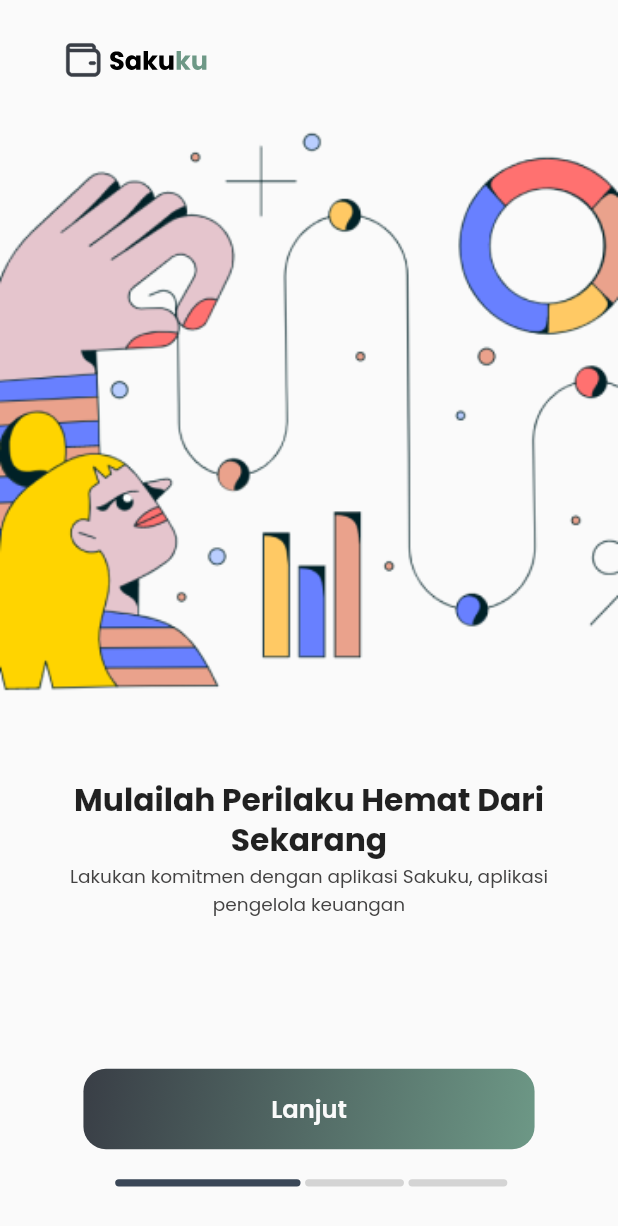
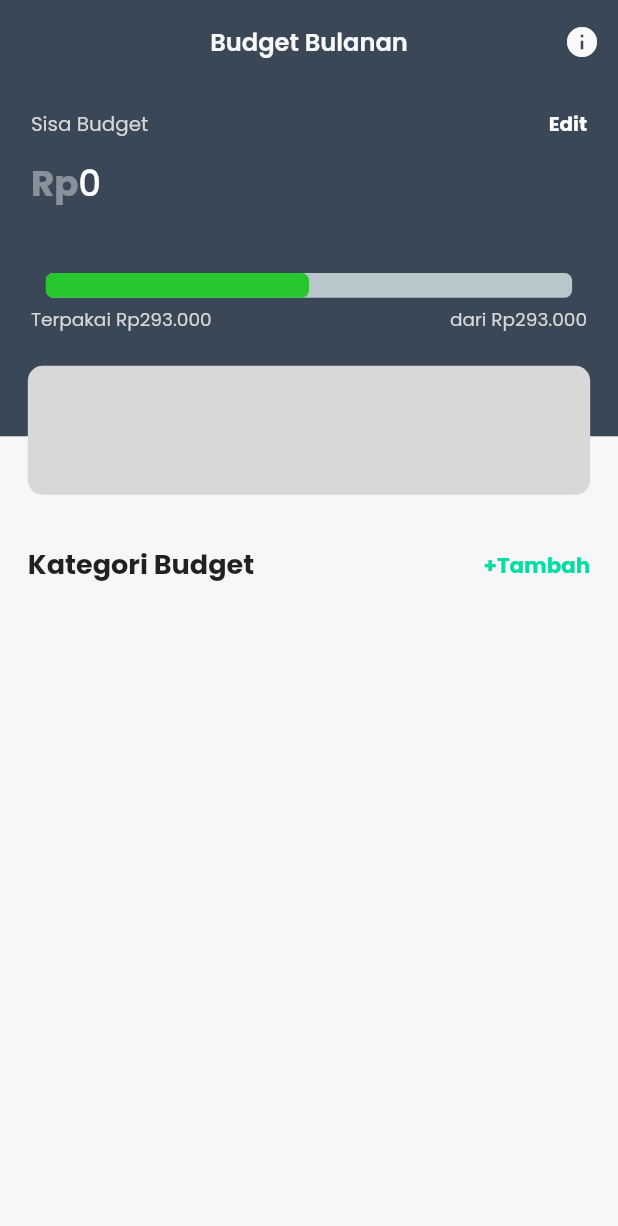
Before and after one commit to RadyaHarbani/Sakuku-App, a Flutter app: the screen it shows after launch, on a phone screen of 412 x 824 dp. Shown: the top 1226 px of the screen. Run offline on Flutter 3.47's test engine with Material 2 defaults, Android fonts, the phone set to English and light mode, and no system bars; drawn by our look-alikes of percent_indicator; our stand-ins replace firebase_auth, firebase_core, flutter_svg, get, google_fonts, google_sign_in; accounts and stored records are empty.

Commit message:
feat [RS] : add budget page

```diff
--- a/lib/app/pages/add_target_page/views/add_target_first_page_view.dart
+++ b/lib/app/pages/add_target_page/views/add_target_first_page_view.dart
@@ -65,7 +65,11 @@ class AddTargetFirstPageView extends GetView<AddTargetsPageController> {
                 width: sizeWidth,
                 child: Column(
                   children: [
-                    Image.asset(footerTarget, width: sizeWidth),
+                    Image.asset(
+                      footerTarget,
+                      width: sizeWidth,
+                      fit: BoxFit.fill,
+                    ),
                     Container(
                       width: sizeWidth,
                       child: LinearPercentIndicator(
--- a/lib/app/pages/add_target_page/views/add_target_fourth_page_view.dart
+++ b/lib/app/pages/add_target_page/views/add_target_fourth_page_view.dart
@@ -66,7 +66,11 @@ class AddTargetFourthPageView extends StatelessWidget {
               width: sizeWidth,
               child: Column(
                 children: [
-                  Image.asset(footerTarget, width: sizeWidth),
+                  Image.asset(
+                    footerTarget,
+                    width: sizeWidth,
+                    fit: BoxFit.fill,
+                  ),
                   Container(
                     width: sizeWidth,
                     child: LinearPercentIndicator(
--- a/lib/app/pages/add_target_page/views/add_target_second_page_view.dart
+++ b/lib/app/pages/add_target_page/views/add_target_second_page_view.dart
@@ -69,7 +69,11 @@ class AddTargetSecondPageView extends StatelessWidget {
               width: sizeWidth,
               child: Column(
                 children: [
-                  Image.asset(footerTarget, width: sizeWidth),
+                  Image.asset(
+                    footerTarget,
+                    width: sizeWidth,
+                    fit: BoxFit.fill,
+                  ),
                   Container(
                     width: sizeWidth,
                     child: LinearPercentIndicator(
--- a/lib/app/pages/add_target_page/views/add_target_third_page_view.dart
+++ b/lib/app/pages/add_target_page/views/add_target_third_page_view.dart
@@ -69,7 +69,11 @@ class AddTargetThirdPageView extends StatelessWidget {
               width: sizeWidth,
               child: Column(
                 children: [
-                  Image.asset(footerTarget, width: sizeWidth),
+                  Image.asset(
+                    footerTarget,
+                    width: sizeWidth,
+                    fit: BoxFit.fill,
+                  ),
                   Container(
                     width: sizeWidth,
                     child: LinearPercentIndicator(
--- /dev/null
+++ b/lib/app/pages/budget_page.dart/bindings/budget_page_binding.dart
@@ -0,0 +1,11 @@
+import 'package:get/get.dart';
+import 'package:sakuku_app/app/pages/budget_page.dart/controllers/budget_page_controller.dart';
+
+class BudgetPageBinding extends Bindings {
+  @override
+  void dependencies() {
+    Get.lazyPut<BudgetPageController>(
+      () => BudgetPageController(),
+    );
+  }
+}
--- /dev/null
+++ b/lib/app/pages/budget_page.dart/controllers/budget_page_controller.dart
@@ -0,0 +1,5 @@
+import 'package:get/get.dart';
+
+class BudgetPageController extends GetxController{
+
+}
--- /dev/null
+++ b/lib/app/pages/budget_page.dart/views/budget_page_view.dart
@@ -0,0 +1,117 @@
+import 'package:flutter/material.dart';
+import 'package:percent_indicator/linear_percent_indicator.dart';
+import 'package:sakuku_app/helpers/themes/color_themes.dart';
+import 'package:sakuku_app/helpers/themes/default_themes.dart';
+import 'package:sakuku_app/helpers/themes/text_style_themes/budget_page_themes.dart';
+
+class BudgetPageView extends StatelessWidget {
+  const BudgetPageView({super.key});
+
+  @override
+  Widget build(BuildContext context) {
+    return Scaffold(
+        backgroundColor: primaryColor,
+        appBar: AppBar(
+          elevation: 0,
+          backgroundColor: primaryColor,
+          centerTitle: true,
+          title: Text("Budget Bulanan", style: appbarTextBudgetPage),
+          actions: [
+            IconButton(
+              onPressed: () {},
+              icon: Icon(
+                Icons.info,
+                size: 24,
+                color: primaryTextColorWhite,
+              ),
+            )
+          ],
+        ),
+        body: SingleChildScrollView(
+          child: Column(
+            children: [
+              Padding(
+                padding: EdgeInsets.symmetric(
+                    vertical: sizeHeight * 0.02, horizontal: sizeWidth * 0.05),
+                child: Column(
+                  children: [
+                    Row(
+                      mainAxisAlignment: MainAxisAlignment.spaceBetween,
+                      children: [
+                        Text('Sisa Budget', style: textBudgetPage),
+                        Text('Edit', style: editChipBudgetPage)
+                      ],
+                    ),
+                    Container(
+                      margin: EdgeInsets.only(
+                          top: sizeHeight * 0.015, bottom: sizeHeight * 0.05),
+                      child: Row(
+                        children: [
+                          Text('Rp', style: moneyBudgetPage(false, false)),
+                          Text('0', style: moneyBudgetPage(true, true))
+                        ],
+                      ),
+                    ),
+                    Container(
+                      width: sizeWidth,
+                      margin: EdgeInsets.only(bottom: sizeHeight * 0.006),
+                      child: LinearPercentIndicator(
+                        lineHeight: sizeHeight * 0.02,
+                        barRadius: Radius.circular(5),
+                        percent: 0.5,
+                        progressColor: successColor,
+                      ),
+                    ),
+                    Row(
+                      mainAxisAlignment: MainAxisAlignment.spaceBetween,
+                      children: [
+                        Text('Terpakai Rp293.000', style: useBudgetPage),
+                        Text('dari Rp293.000', style: useBudgetPage)
+                      ],
+                    )
+                  ],
+                ),
+              ),
+              Stack(
+                children: [
+                  Container(
+                    margin: EdgeInsets.only(top: sizeHeight * 0.063),
+                    width: sizeWidth,
+                    height: sizeHeight,
+                    color: backgroundColor,
+                  ),
+                  Column(
+                    children: [
+                      Container(
+                        margin: EdgeInsets.only(
+                            right: sizeWidth * 0.045,
+                            left: sizeWidth * 0.045,
+                            bottom: sizeHeight * 0.04,
+                            top: sizeHeight * 0.006),
+                        height: 86,
+                        decoration: BoxDecoration(
+                          borderRadius: BorderRadius.circular(10),
+                          color: textBudgetColor,
+                        ),
+                      ),
+                      Container(
+                        margin:
+                            EdgeInsets.symmetric(horizontal: sizeWidth * 0.045),
+                        child: Row(
+                          mainAxisAlignment: MainAxisAlignment.spaceBetween,
+                          children: [
+                            Text('Kategori Budget',
+                                style: kategoriChipBudgetPage),
+                            Text("+Tambah", style: plusBudgetPage)
+                          ],
+                        ),
+                      )
+                    ],
+                  )
+                ],
+              )
+            ],
+          ),
+        ));
+  }
+}
--- a/lib/app/pages/on_boarding_page/views/widgets/on_boarding_content_page.dart
+++ b/lib/app/pages/on_boarding_page/views/widgets/on_boarding_content_page.dart
@@ -31,6 +31,9 @@ class OnBoardingContent extends StatelessWidget {
                 title,
                 textAlign: TextAlign.center,
                 style: titleOnboardingContent,
+              ),
+              SizedBox(
+                height: sizeHeight * 0.015,
               ),
               Text(
                 description,
--- a/lib/app/routes/app_pages.dart
+++ b/lib/app/routes/app_pages.dart
@@ -1,6 +1,8 @@
 import 'package:get/get.dart';
 import 'package:sakuku_app/app/pages/all_target_page/bindings/all_target_page_binding.dart';
 import 'package:sakuku_app/app/pages/all_target_page/views/all_target_page_view.dart';
+import 'package:sakuku_app/app/pages/budget_page.dart/bindings/budget_page_binding.dart';
+import 'package:sakuku_app/app/pages/budget_page.dart/views/budget_page_view.dart';
 import 'package:sakuku_app/app/pages/congrats_page/bindings/congrats_page_binding.dart';
 import 'package:sakuku_app/app/pages/congrats_page/views/congrats_nabung_page.dart';
 import 'package:sakuku_app/app/pages/congrats_page/views/congrats_selesai_page.dart';
@@ -34,7 +36,7 @@ part 'app_routes.dart';
 class AppPages {
   AppPages._();
 
-  static const INITIAL = Routes.ON_BOARDING_PAGE;
+  static const INITIAL = Routes.BUDGET_PAGE;
 
   static final routes = [
     GetPage(
@@ -131,5 +133,10 @@ class AppPages {
       page: () => CongratsSelesaiPage(),
       binding: CongratsPageBinding(),
     ),
+    GetPage(
+      name: _Paths.BUDGET_PAGE,
+      page: () => BudgetPageView(),
+      binding: BudgetPageBinding(),
+    ),
   ];
 }
--- a/lib/app/routes/app_routes.dart
+++ b/lib/app/routes/app_routes.dart
@@ -21,6 +21,7 @@ abstract class Routes {
   static const CONGRATS_TARGET_PAGE = _Paths.CONGRATS_TARGET_PAGE;
   static const CONGRATS_NABUNG_PAGE = _Paths.CONGRATS_NABUNG_PAGE;
   static const CONGRATS_SELESAI_PAGE = _Paths.CONGRATS_SELESAI_PAGE;
+  static const BUDGET_PAGE = _Paths.BUDGET_PAGE;
 }
 
 abstract class _Paths {
@@ -44,4 +45,5 @@ abstract class _Paths {
   static const CONGRATS_TARGET_PAGE = '/congrats-target-page';
   static const CONGRATS_NABUNG_PAGE = '/congrats-nabung-page';
   static const CONGRATS_SELESAI_PAGE = '/congrats-selesai-page';
+  static const BUDGET_PAGE = '/budget-page';
 }
--- a/lib/helpers/themes/color_themes.dart
+++ b/lib/helpers/themes/color_themes.dart
@@ -15,3 +15,4 @@ const Color hintTextColor = Color(0xFF7B7B7B);
 const Color warningColor = Color(0xFFE64A4A);
 const Color successColor = Color(0xFF28C62E);
 const Color textCongratsColor = Color(0xFF393E46);
+const Color textBudgetColor = Color(0xFFD8D8D8);
--- /dev/null
+++ b/lib/helpers/themes/text_style_themes/budget_page_themes.dart
@@ -0,0 +1,42 @@
+import 'package:flutter/material.dart';
+import 'package:google_fonts/google_fonts.dart';
+import 'package:sakuku_app/helpers/themes/color_themes.dart';
+import 'package:sakuku_app/helpers/themes/default_themes.dart';
+
+TextStyle appbarTextBudgetPage = GoogleFonts.poppins(
+  color: primaryTextColorWhite,
+  fontSize: figmaFontsize(17),
+  fontWeight: FontWeight.w600,
+);
+
+TextStyle textBudgetPage = GoogleFonts.poppins(
+    fontWeight: FontWeight.w400,
+    fontSize: figmaFontsize(14),
+    color: textBudgetColor);
+
+TextStyle editChipBudgetPage = GoogleFonts.poppins(
+    fontWeight: FontWeight.bold,
+    fontSize: figmaFontsize(14),
+    color: aboveBackgroundColor);
+
+moneyBudgetPage(bool white, bool weight) {
+  return GoogleFonts.poppins(
+    color:
+        white ? aboveBackgroundColor : aboveBackgroundColor.withOpacity(0.40),
+    fontWeight: weight ? FontWeight.w500 : FontWeight.bold,
+    fontSize: figmaFontsize(25),
+  );
+}
+
+TextStyle useBudgetPage = GoogleFonts.poppins(
+    fontWeight: FontWeight.w400,
+    fontSize: figmaFontsize(13),
+    color: textBudgetColor);
+
+TextStyle kategoriChipBudgetPage = GoogleFonts.poppins(
+    fontWeight: FontWeight.bold, fontSize: figmaFontsize(19));
+
+TextStyle plusBudgetPage = GoogleFonts.poppins(
+    fontWeight: FontWeight.bold,
+    fontSize: figmaFontsize(15),
+    color: fourthColor);
```
